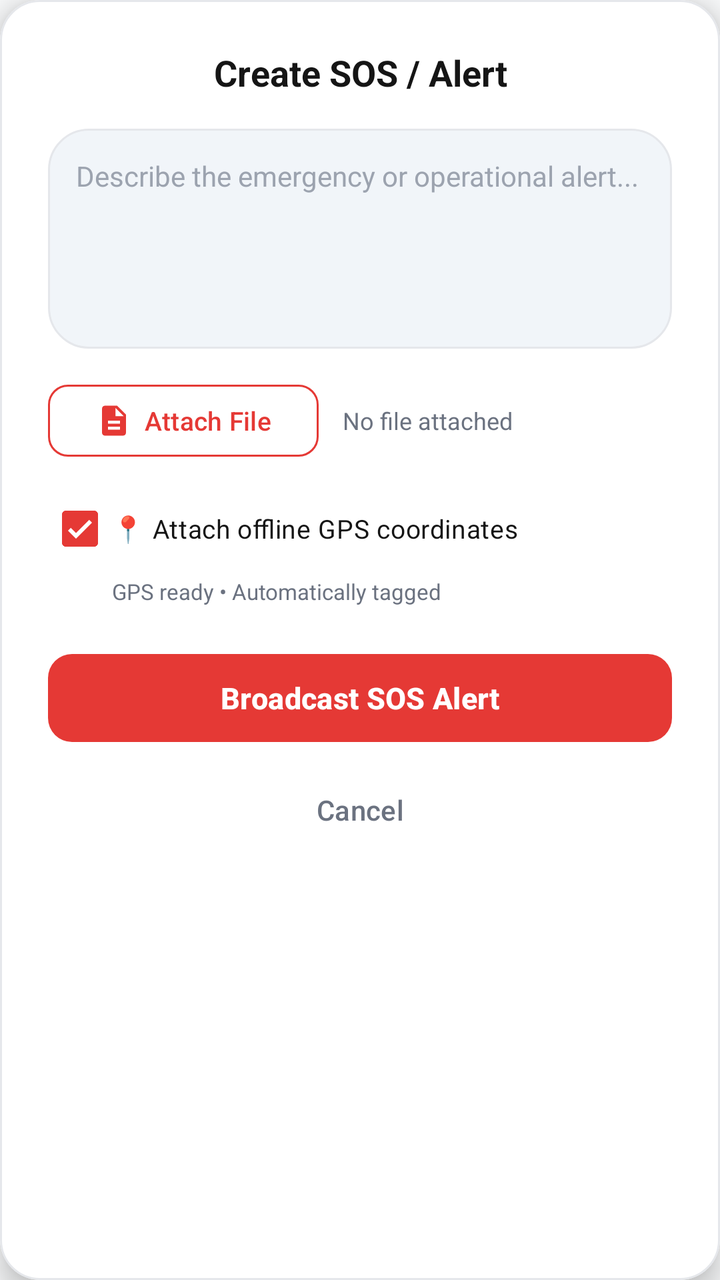
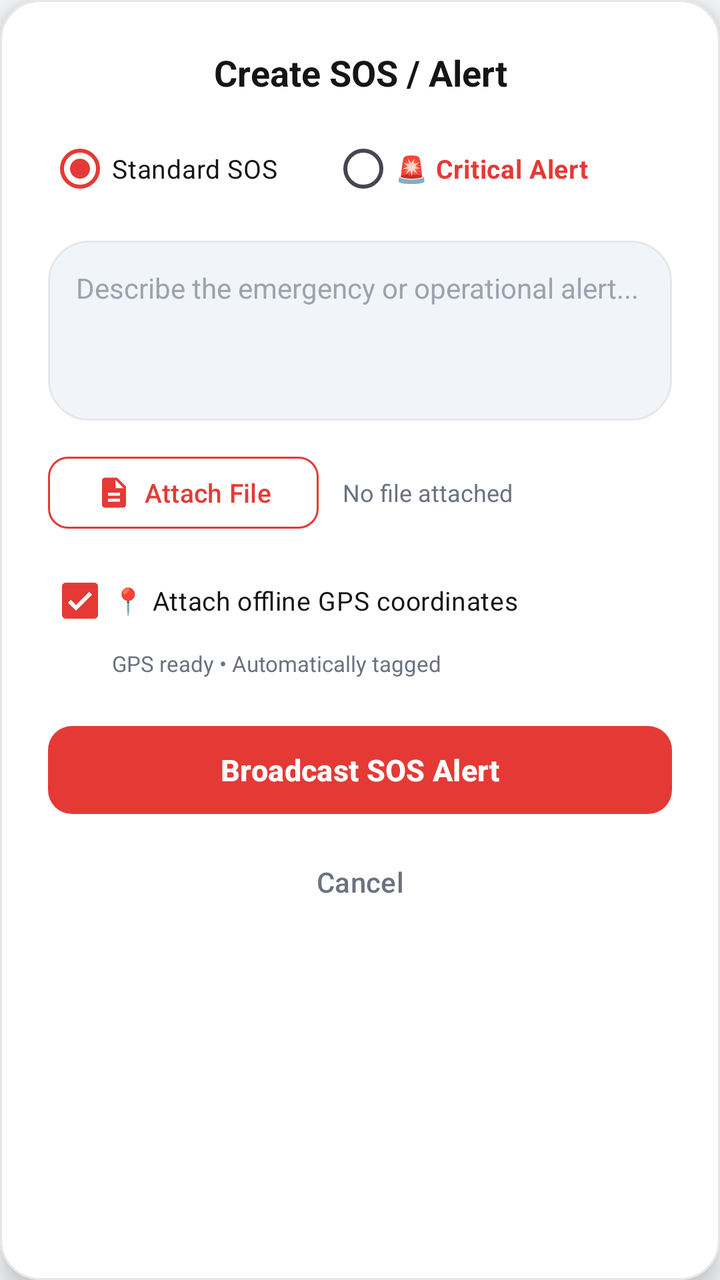

Compare the two renders of this Android layout. The source of the first and the diff that turns it into the second are given below.
<!-- AndroidManifest.xml: application theme Theme.PeerConnect -->
<!-- res/layout/dialog_create_alert.xml -->
<?xml version="1.0" encoding="utf-8"?>
<com.google.android.material.card.MaterialCardView xmlns:android="http://schemas.android.com/apk/res/android" xmlns:app="http://schemas.android.com/apk/res-auto"
    android:layout_width="match_parent"
    android:layout_height="wrap_content"
    android:layout_margin="16dp"
    app:cardBackgroundColor="@color/nexora_surface"
    app:cardCornerRadius="20dp"
    app:cardElevation="8dp"
    app:strokeColor="@color/nexora_border"
    app:strokeWidth="1dp">
    <LinearLayout
        android:orientation="vertical"
        android:padding="24dp"
        android:layout_width="match_parent"
        android:layout_height="wrap_content">
        <TextView
            android:textSize="18sp"
            android:textStyle="bold"
            android:textColor="@color/nexora_text_primary"
            android:gravity="center"
            android:id="@+id/dialogTitle"
            android:layout_width="match_parent"
            android:layout_height="wrap_content"
            android:text="Create SOS / Alert"/>
        <EditText
            android:textSize="14sp"
            android:textColor="@color/nexora_text_primary"
            android:textColorHint="@color/nexora_text_muted"
            android:gravity="start|top"
            android:id="@+id/editAlertDesc"
            android:background="@drawable/bg_badge_pill"
            android:padding="14dp"
            android:layout_width="match_parent"
            android:layout_height="110dp"
            android:layout_marginTop="16dp"
            android:hint="Describe the emergency or operational alert..."
            android:inputType="textMultiLine"/>
        <LinearLayout
            android:gravity="center_vertical"
            android:orientation="horizontal"
            android:layout_width="match_parent"
            android:layout_height="wrap_content"
            android:layout_marginTop="14dp">
            <com.google.android.material.button.MaterialButton
                android:textSize="13sp"
                android:textColor="@color/nexora_red"
                android:id="@+id/btnAttachAlertFile"
                android:layout_width="wrap_content"
                android:layout_height="44dp"
                android:text="Attach File"
                app:icon="@drawable/ic_document"
                app:iconTint="@color/nexora_red"
                app:iconPadding="6dp"
                app:iconSize="18dp"
                android:textAllCaps="false"
                app:cornerRadius="10dp"
                app:strokeColor="@color/nexora_red"
                style="@style/Widget.Material3.Button.OutlinedButton"/>
            <TextView
                android:textSize="12sp"
                android:textColor="@color/nexora_text_secondary"
                android:ellipsize="end"
                android:id="@+id/textAttachedFileName"
                android:layout_width="0dp"
                android:layout_height="wrap_content"
                android:text="No file attached"
                android:maxLines="1"
                android:layout_weight="1"
                android:layout_marginStart="12dp"/>
        </LinearLayout>

        
        <com.google.android.material.checkbox.MaterialCheckBox
            android:id="@+id/checkAttachLocation"
            android:layout_width="match_parent"
            android:layout_height="wrap_content"
            android:layout_marginTop="8dp"
            android:checked="true"
            android:text="📍 Attach offline GPS coordinates"
            android:textColor="@color/nexora_text_primary"
            android:textSize="13sp" />

        <TextView
            android:id="@+id/textAlertLocationStatus"
            android:layout_width="match_parent"
            android:layout_height="wrap_content"
            android:layout_marginStart="32dp"
            android:textColor="@color/nexora_text_secondary"
            android:textSize="11sp"
            android:text="GPS ready • Automatically tagged" />

        <com.google.android.material.button.MaterialButton
            android:textSize="15sp"
            android:textStyle="bold"
            android:textColor="@color/white"
            android:id="@+id/btnSendAlert"
            android:layout_width="match_parent"
            android:layout_height="52dp"
            android:layout_marginTop="20dp"
            android:text="Broadcast SOS Alert"
            android:textAllCaps="false"
            app:backgroundTint="@color/nexora_red"
            app:cornerRadius="12dp"
            app:elevation="0dp"/>
        <com.google.android.material.button.MaterialButton
            android:textSize="14sp"
            android:textColor="@color/nexora_text_secondary"
            android:id="@+id/btnCancelCreateAlert"
            android:layout_width="match_parent"
            android:layout_height="44dp"
            android:layout_marginTop="8dp"
            android:text="Cancel"
            android:textAllCaps="false"
            style="@style/Widget.Material3.Button.TextButton"/>
    </LinearLayout>
</com.google.android.material.card.MaterialCardView>
<!-- resources referenced by this layout -->
<resources>
  <color name="nexora_border">#e5e7eb</color>
  <color name="nexora_red">#e53935</color>
  <color name="nexora_surface">#ffffff</color>
  <color name="nexora_text_muted">#9ca3af</color>
  <color name="nexora_text_primary">#151515</color>
  <color name="nexora_text_secondary">#6b7280</color>
  <color name="white">#ffffffff</color>
  <!-- drawable bg_badge_pill (drawable) -->
  <?xml version="1.0" encoding="utf-8"?>
  <shape xmlns:android="http://schemas.android.com/apk/res/android" android:shape="rectangle">
      <corners android:radius="20dp"/>
      <solid android:color="#f1f5f9"/>
      <stroke
          android:width="1dp"
          android:color="@color/nexora_border"/>
  </shape>
  <!-- drawable ic_document (drawable) -->
  <?xml version="1.0" encoding="utf-8"?>
  <vector xmlns:android="http://schemas.android.com/apk/res/android"
      android:height="24dp"
      android:width="24dp"
      android:viewportWidth="24"
      android:viewportHeight="24">
      <path
          android:fillColor="#ff000000"
          android:pathData="M14,2H6c-1.1,0 -1.99,0.9 -1.99,2L4,20c0,1.1 0.89,2 1.99,2H18c1.1,0 2,-0.9 2,-2V8l-6,-6zM16,18H8v-2h8v2zm0,-4H8v-2h8v2zm-3,-5V3.5L18.5,9H13z"/>
  </vector>
  <style name="Theme.PeerConnect" parent="Base.Theme.PeerConnect" />
  <style name="Base.Theme.PeerConnect" parent="Theme.Material3.Light.NoActionBar">
          <item name="android:windowBackground">@color/nexora_bg</item>
          <item name="android:statusBarColor">@color/nexora_surface</item>
          <item name="android:windowLightStatusBar">true</item>
          <item name="colorOnPrimary">@color/white</item>
          <item name="colorOnSecondary">@color/white</item>
          <item name="colorPrimary">@color/nexora_red</item>
          <item name="colorSecondary">@color/nexora_dark_red</item>
          <item name="colorSecondaryContainer">@color/nexora_green_soft</item>
      </style>
  <color name="nexora_bg">#f8f9fa</color>
  <color name="nexora_dark_red">#b71c1c</color>
  <color name="nexora_green_soft">#dcfce7</color>
</resources>

<!-- the commit's change to res/layout/dialog_create_alert.xml (unified diff, before → after) -->
@@ -22,6 +22,78 @@
             android:layout_width="match_parent"
             android:layout_height="wrap_content"
             android:text="Create SOS / Alert"/>
+        
+        <RadioGroup
+            android:id="@+id/radioGroupAlertType"
+            android:layout_width="match_parent"
+            android:layout_height="wrap_content"
+            android:layout_marginTop="12dp"
+            android:orientation="horizontal">
+            <RadioButton
+                android:id="@+id/radioStandardSos"
+                android:layout_width="0dp"
+                android:layout_height="wrap_content"
+                android:layout_weight="1"
+                android:checked="true"
+                android:text="Standard SOS"
+                android:textColor="@color/nexora_text_primary"
+                android:textSize="13sp" />
+            <RadioButton
+                android:id="@+id/radioCriticalEmergency"
+                android:layout_width="0dp"
+                android:layout_height="wrap_content"
+                android:layout_weight="1.2"
+                android:text="🚨 Critical Alert"
+                android:textColor="@color/nexora_red"
+                android:textStyle="bold"
+                android:textSize="13sp" />
+        </RadioGroup>
+
+        
+        <LinearLayout
+            android:id="@+id/layoutCriticalOptions"
+            android:layout_width="match_parent"
+            android:layout_height="wrap_content"
+            android:layout_marginTop="8dp"
+            android:orientation="vertical"
+            android:visibility="gone">
+
+            <TextView
+                android:layout_width="wrap_content"
+                android:layout_height="wrap_content"
+                android:text="Emergency Category:"
+                android:textColor="@color/nexora_text_secondary"
+                android:textSize="12sp"
+                android:textStyle="bold" />
+
+            <Spinner
+                android:id="@+id/spinnerCriticalCategory"
+                android:layout_width="match_parent"
+                android:layout_height="44dp"
+                android:layout_marginTop="4dp"
+                android:background="@drawable/bg_badge_pill"
+                android:paddingStart="12dp"
+                android:paddingEnd="12dp" />
+
+            <TextView
+                android:layout_width="wrap_content"
+                android:layout_height="wrap_content"
+                android:layout_marginTop="8dp"
+                android:text="Notification Radius:"
+                android:textColor="@color/nexora_text_secondary"
+                android:textSize="12sp"
+                android:textStyle="bold" />
+
+            <Spinner
+                android:id="@+id/spinnerCriticalRadius"
+                android:layout_width="match_parent"
+                android:layout_height="44dp"
+                android:layout_marginTop="4dp"
+                android:background="@drawable/bg_badge_pill"
+                android:paddingStart="12dp"
+                android:paddingEnd="12dp" />
+        </LinearLayout>
+
         <EditText
             android:textSize="14sp"
             android:textColor="@color/nexora_text_primary"
@@ -31,8 +103,8 @@
             android:background="@drawable/bg_badge_pill"
             android:padding="14dp"
             android:layout_width="match_parent"
-            android:layout_height="110dp"
-            android:layout_marginTop="16dp"
+            android:layout_height="90dp"
+            android:layout_marginTop="12dp"
             android:hint="Describe the emergency or operational alert..."
             android:inputType="textMultiLine"/>
         <LinearLayout
